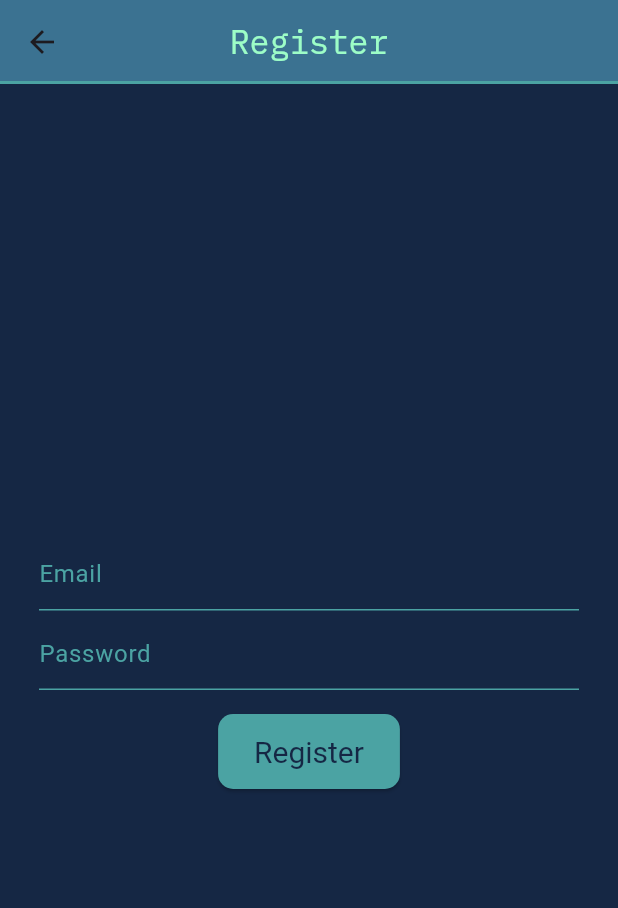
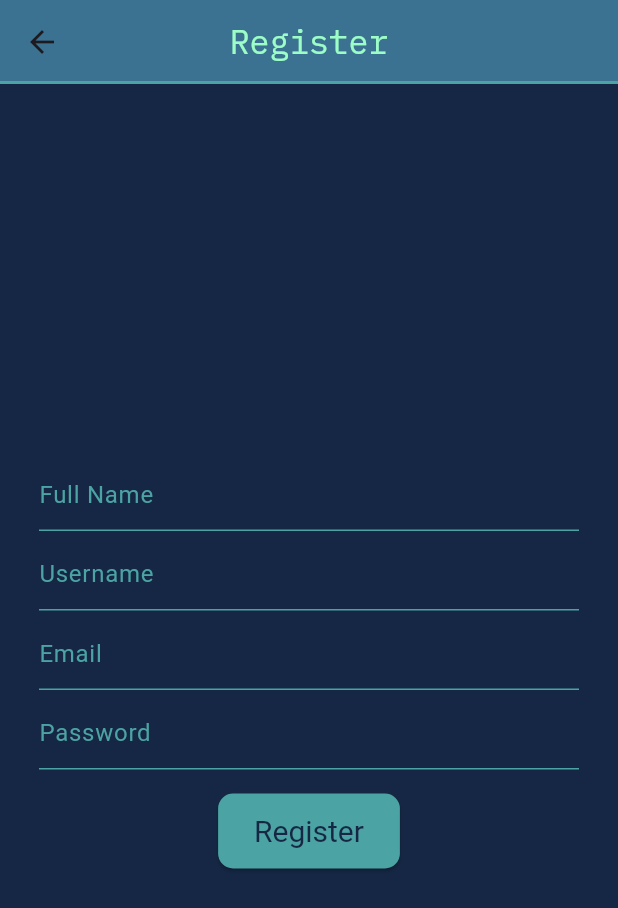
Before and after one commit to Rdohero/kalkulator_luas, a Flutter app: the RegisterScreen screen opened directly, after a tap on "Register", on a phone screen of 412 x 824 dp. Shown: the top 908 px of the screen. Run offline on Flutter 3.47's test engine with Material 2 defaults, Android fonts, the light colour scheme and no system bars; our stand-ins replace curved_navigation_bar, get, google_nav_bar, shared_preferences; accounts and stored records are empty; network calls fail.

Commit message:
update login register

```diff
--- a/lib/Api/ApiUtama.dart
+++ b/lib/Api/ApiUtama.dart
@@ -1,3 +1,3 @@
 class CalculateLuasApi {
-  static final String baseUrl = 'https://ad67-43-252-106-166.ngrok-free.app';
+  static final String baseUrl = 'https://fb27-180-253-64-147.ngrok-free.app';
 }
--- a/lib/Api/LoginRegisterApi.dart
+++ b/lib/Api/LoginRegisterApi.dart
@@ -8,7 +8,7 @@ class Api {
   static Future<http.Response> loginUser(String email, String password) async {
     final response = await http.post(
       Uri.parse(CalculateLuasApi.baseUrl + '/login'),
-      body: {'Email': email, 'password': password},
+      body: {'Email' : email, 'Password': password},
     );
 
     if (response.statusCode == 200) {
@@ -21,11 +21,15 @@ class Api {
     return response;
   }
 
-  static Future<http.Response> registerUser(String email, String password) async {
+  static Future<http.Response> registerUser(String fullname, String username, String email, String password) async {
     final response = await http.post(
       Uri.parse(CalculateLuasApi.baseUrl + '/signup'),
-      body: {'Email': email,
-              'password': password},
+      body: {
+        'Fullname': fullname,
+        'Username': username,
+        'Email': email,
+        'Password': password,
+      },
     );
     return response;
   }
--- a/lib/History.dart
+++ b/lib/History.dart
@@ -10,7 +10,6 @@ import 'package:kalkulator_luas/History/HistoryLuasPersegiPanjang.dart';
 import 'package:kalkulator_luas/History/HistoryLuasSegitiga.dart';
 import 'package:kalkulator_luas/History/HistoryLuasTrapesium.dart';
 import 'package:kalkulator_luas/Home.dart';
-import 'package:kalkulator_luas/NavigatorDrawer.dart';
 
 class History extends StatefulWidget {
   const History({super.key});
@@ -47,7 +46,6 @@ class _HistoryState extends State<History> {
               TextStyle(color: Color(0xFF9DFDC7), fontFamily: 'IBM_Plex_Mono'),
         ),
       ),
-      drawer: const NavigatorDrawers(),
       body: MyGridView(futureBangunList),
     );
   }
--- a/lib/Home.dart
+++ b/lib/Home.dart
@@ -1,6 +1,5 @@
 import 'package:flutter/material.dart';
 import 'package:kalkulator_luas/Api/ApiBangunDatar.dart';
-import 'package:kalkulator_luas/NavigatorDrawer.dart';
 import 'package:get/get.dart';
 import 'package:kalkulator_luas/Calculate Luas/LuasBelahKetupat.dart';
 import 'package:kalkulator_luas/Calculate Luas/LuasJajarGenjang.dart';
@@ -46,7 +45,6 @@ class _HomeState extends State<Home> {
               TextStyle(color: Color(0xFF9DFDC7), fontFamily: 'IBM_Plex_Mono'),
         ),
       ),
-      drawer: const NavigatorDrawers(),
       body: MyGridView(futureBangunList),
     );
   }
--- a/lib/LogOutScreen.dart
+++ b/lib/LogOutScreen.dart
@@ -1,7 +1,6 @@
 import 'package:flutter/material.dart';
 import 'package:get/get.dart';
 import 'package:kalkulator_luas/LoginScreen.dart';
-import 'package:kalkulator_luas/NavigatorDrawer.dart';
 import 'package:shared_preferences/shared_preferences.dart';
 
 class LogOuteScreen extends StatefulWidget {
@@ -32,7 +31,6 @@ class _LogOuteScreenState extends State<LogOuteScreen> {
               color: Color(0xFF9DFDC7), fontFamily: 'IBM_Plex_Mono'),
         ),
       ),
-      drawer: const NavigatorDrawers(),
       body: Center(
         child: Column(
           mainAxisAlignment: MainAxisAlignment.center,
--- a/lib/LoginScreen.dart
+++ b/lib/LoginScreen.dart
@@ -1,7 +1,7 @@
 import 'package:flutter/material.dart';
 import 'package:get/get.dart';
+import 'package:kalkulator_luas/BottomNavigator.dart';
 import 'package:kalkulator_luas/Widget/TextFieldWidget.dart';
-import 'package:kalkulator_luas/Home.dart';
 import 'package:kalkulator_luas/Api/LoginRegisterApi.dart';
 import 'package:shared_preferences/shared_preferences.dart';
 import 'package:kalkulator_luas/RegisterScreen.dart';
@@ -27,7 +27,7 @@ class _LoginScreenState extends State<LoginScreen> {
       final token = Api.tok1;
       final SharedPreferences sharedPreferences = await SharedPreferences.getInstance();
       sharedPreferences.setString("Token", token);
-      Get.off(Home());
+      Get.off(BottomNavigator());
     } else {
       ScaffoldMessenger.of(context).showSnackBar(
         SnackBar(content: Text('Login failed')),
--- a/lib/RegisterScreen.dart
+++ b/lib/RegisterScreen.dart
@@ -4,14 +4,18 @@ import 'package:kalkulator_luas/Widget/TextFieldWidget.dart';
 import 'package:kalkulator_luas/Api/LoginRegisterApi.dart';
 
 class RegisterScreen extends StatelessWidget {
+  final TextEditingController fullnameController = TextEditingController();
+  final TextEditingController usernameController = TextEditingController();
   final TextEditingController emailController = TextEditingController();
   final TextEditingController passwordController = TextEditingController();
 
   Future<void> register(BuildContext context) async {
+    final fullname = fullnameController.text;
+    final username = usernameController.text;
     final email = emailController.text;
     final password = passwordController.text;
 
-    final response = await Api.registerUser(email, password);
+    final response = await Api.registerUser(fullname, username, email, password);
 
     if (response.statusCode == 200) {
       Get.back();
@@ -52,6 +56,18 @@ class RegisterScreen extends StatelessWidget {
             mainAxisAlignment: MainAxisAlignment.center,
             children: [
               myTextField(
+                fullnameController,
+                'Full Name',
+                false,
+                TextInputType.text,
+              ),
+              myTextField(
+                usernameController,
+                'Username',
+                false,
+                TextInputType.text,
+              ),
+              myTextField(
                 emailController,
                 'Email',
                 false,
--- a/lib/main.dart
+++ b/lib/main.dart
@@ -1,6 +1,6 @@
 import 'package:flutter/material.dart';
 import 'package:get/get.dart';
-import 'package:kalkulator_luas/Home.dart';
+import 'package:kalkulator_luas/BottomNavigator.dart';
 import 'package:kalkulator_luas/LoginScreen.dart';
 import 'package:shared_preferences/shared_preferences.dart';
 
@@ -29,7 +29,7 @@ class _MyAppState extends State<MyApp> {
     String? val = await pref.getString("Token");
     if (val != null) {
       setState(() {
-        login = Home();
+        login = BottomNavigator();
       });
     } else {
       setState(() {
--- a/pubspec.yaml
+++ b/pubspec.yaml
@@ -43,6 +43,8 @@ dependencies:
   flutter_native_splash: ^2.3.2
   flutter_launcher_icons: ^0.13.1
   shared_preferences: ^2.2.1
+  curved_navigation_bar: ^1.0.3
+  google_nav_bar: ^5.0.6
 
 flutter_native_splash:
   android: true
```
Also changed, not shown: lib/BottomNavigator.dart (added, +56 -0 lines), lib/NavigatorDrawer.dart (deleted, +0 -59 lines), pubspec.lock.
